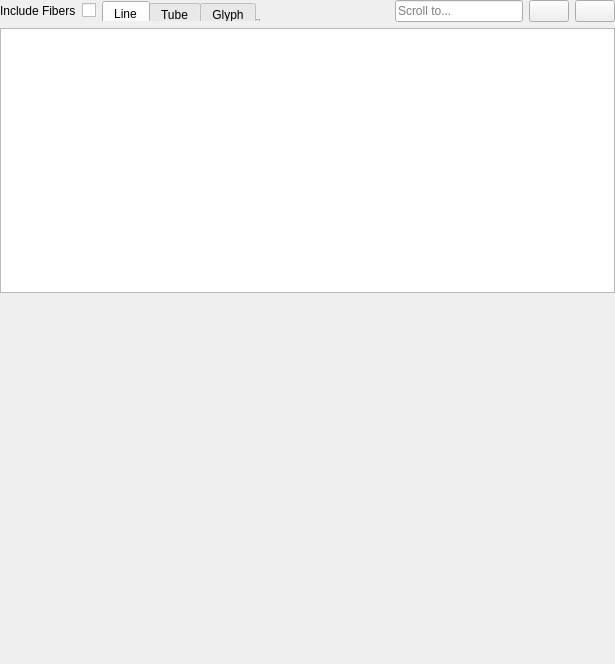
The window that Modules/Loadable/Models/Resources/UI/qSlicerModelsModuleWidget.ui (Slicer/SlicerGitSVNArchive) describes before a commit, drawn with Qt 5.
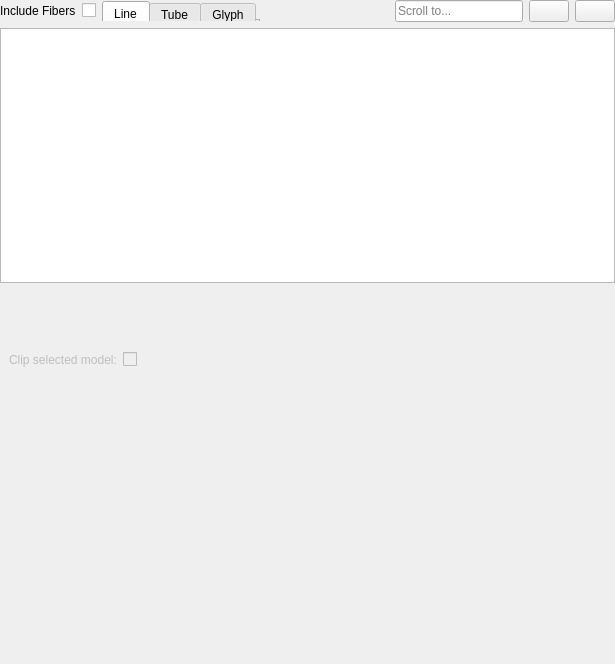
The same window after the commit. Icons and pictures are not drawn. Custom widgets are drawn as their Qt base class.

Commit message: ENH: Make model clipping GUI more user friendly

```diff
--- a/Modules/Loadable/Models/Resources/UI/qSlicerModelsModuleWidget.ui
+++ b/Modules/Loadable/Models/Resources/UI/qSlicerModelsModuleWidget.ui
@@ -247,9 +247,29 @@
      <property name="collapsed" stdset="0">
       <bool>true</bool>
      </property>
-     <layout class="QVBoxLayout" name="verticalLayout_4">
-      <item>
-       <widget class="qMRMLClipNodeWidget" name="MRMLClipNodeWidget" native="true"/>
+     <layout class="QFormLayout" name="formLayout">
+      <item row="0" column="0">
+       <widget class="QLabel" name="ClipSelectedModelLabel">
+        <property name="enabled">
+         <bool>false</bool>
+        </property>
+        <property name="text">
+         <string>Clip selected model:</string>
+        </property>
+       </widget>
+      </item>
+      <item row="0" column="1">
+       <widget class="QCheckBox" name="ClipSelectedModelCheckBox">
+        <property name="enabled">
+         <bool>false</bool>
+        </property>
+        <property name="text">
+         <string/>
+        </property>
+       </widget>
+      </item>
+      <item row="1" column="0" colspan="2">
+       <widget class="qMRMLClipNodeWidget" name="MRMLClipNodeWidget"/>
       </item>
      </layout>
     </widget>
```
Left out of the diff: 3 changed lines with no effect on the pictures. The commit also changes 5 other files.
